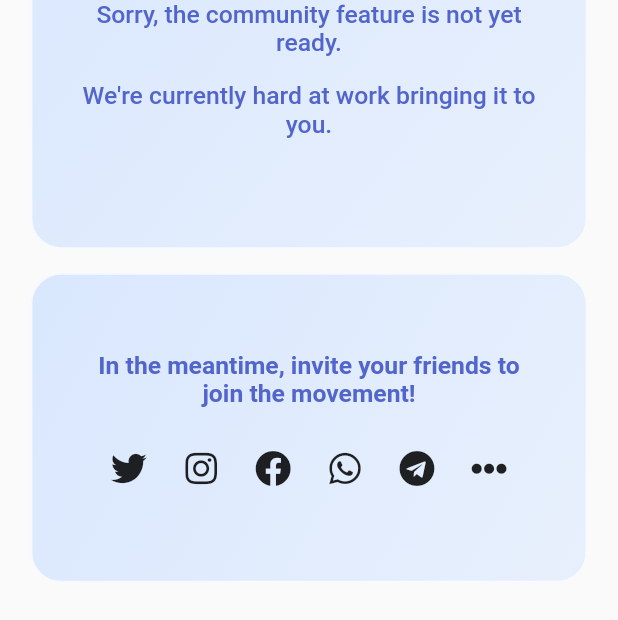
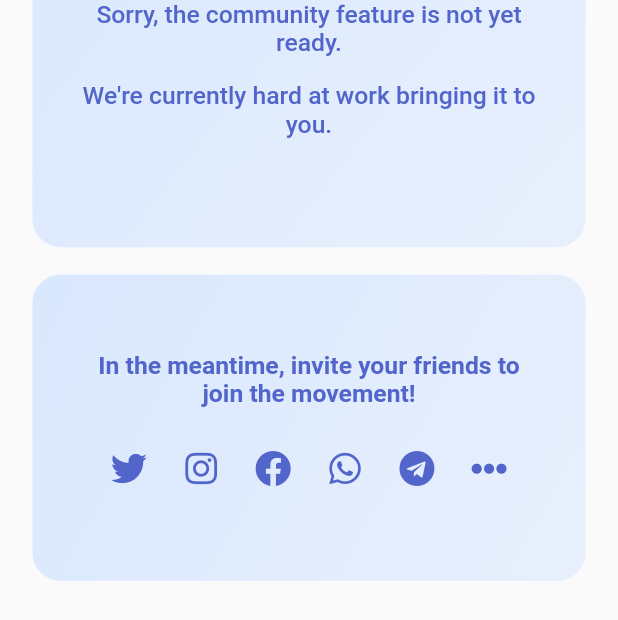
Before and after one commit to tshuenhau/restart, a Flutter app: the CommunityScreen widget shown alone on an empty page, opened directly, scrolled down 135 dp, on a phone screen of 412 x 824 dp. Shown: the top 620 px of the screen. Run offline on Flutter 3.47's test engine with Material 2 defaults, Android fonts, the phone set to English and light mode, and no system bars; drawn by our look-alikes of overlay_support; our stand-ins replace animated_flip_counter, animated_text_kit, auto_size_text, calendar_timeline, double_back_to_close_app, firebase_auth and 16 more; missing offline and left inert: flutter_google_places, google_api_headers, google_maps_webservice, material_dialogs, social_share, tutorial_coach_mark; accounts and stored records are empty.

Commit message:
social sharing icon color

```diff
--- a/lib/screens/CommunityScreen.dart
+++ b/lib/screens/CommunityScreen.dart
@@ -77,7 +77,8 @@ class CommunityScreen extends StatelessWidget {
                         children: [
                           Container(),
                           IconButton(
-                            icon: FaIcon(FontAwesomeIcons.twitter),
+                            icon: FaIcon(FontAwesomeIcons.twitter,
+                                color: Theme.of(context).primaryColor),
                             onPressed: () async {
                               SocialShare.shareTwitter(
                                   "Join me in recycling with RE:start – the app that makes it fun, easy, and rewarding to save the planet!",
@@ -85,7 +86,8 @@ class CommunityScreen extends StatelessWidget {
                             },
                           ),
                           IconButton(
-                            icon: FaIcon(FontAwesomeIcons.instagram),
+                            icon: FaIcon(FontAwesomeIcons.instagram,
+                                color: Theme.of(context).primaryColor),
                             onPressed: () async {
                               SocialShare.shareInstagramStory(
                                   attributionURL: "https://getrestartapp.com/",
@@ -100,19 +102,22 @@ class CommunityScreen extends StatelessWidget {
                                     appId: '1625671387879237',
                                     imagePath: '');
                               },
-                              icon: FaIcon(FontAwesomeIcons.facebook)),
+                              icon: FaIcon(FontAwesomeIcons.facebook,
+                                  color: Theme.of(context).primaryColor)),
                           IconButton(
                               onPressed: () async {
                                 SocialShare.shareWhatsapp(
                                     "Join me in recycling with RE:start – the app that makes it fun, easy, and rewarding to save the planet!\n\n https://getrestartapp.com/");
                               },
-                              icon: FaIcon(FontAwesomeIcons.whatsapp)),
+                              icon: FaIcon(FontAwesomeIcons.whatsapp,
+                                  color: Theme.of(context).primaryColor)),
                           IconButton(
                               onPressed: () async {
                                 SocialShare.shareTelegram(
                                     "Join me in recycling with RE:start – the app that makes it fun, easy, and rewarding to save the planet!\n\n https://getrestartapp.com/");
                               },
-                              icon: FaIcon(FontAwesomeIcons.telegram)),
+                              icon: FaIcon(FontAwesomeIcons.telegram,
+                                  color: Theme.of(context).primaryColor)),
                           // IconButton(
                           //     onPressed: () async {
                           //       SocialShare.copyToClipboard(
@@ -125,7 +130,8 @@ class CommunityScreen extends StatelessWidget {
                                 SocialShare.shareOptions(
                                     "Join me in recycling with RE:start – the app that makes it fun, easy, and rewarding to save the planet!\n\n https://getrestartapp.com/");
                               },
-                              icon: FaIcon(FontAwesomeIcons.ellipsisH))
+                              icon: FaIcon(FontAwesomeIcons.ellipsisH,
+                                  color: Theme.of(context).primaryColor))
                         ],
                       ),
                     ],
```
